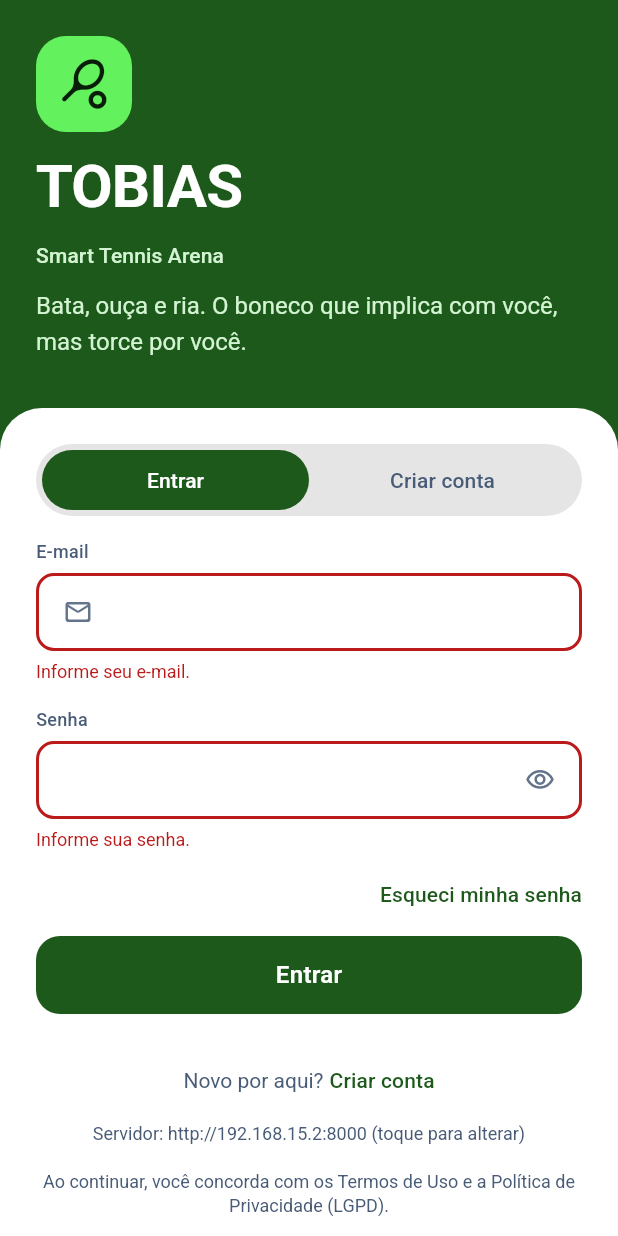
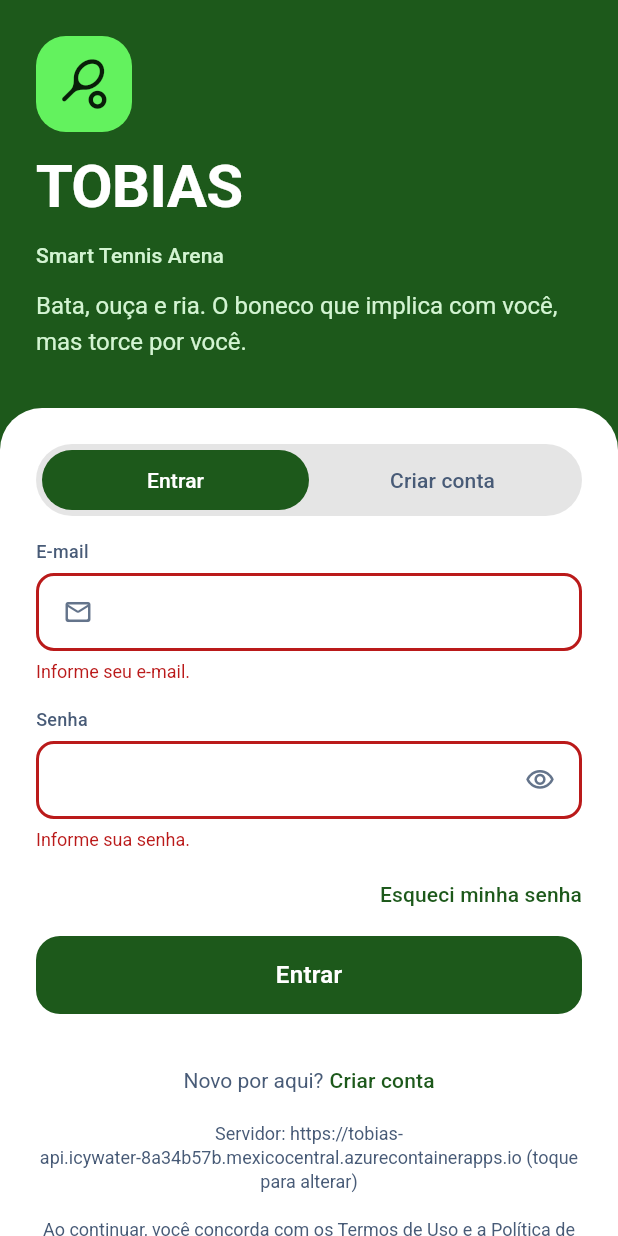
Before and after one commit to 2026-2-NCC6/Projeto12, a Flutter app: the screen it shows after launch, after a tap on "Entrar", on a phone screen of 412 x 824 dp. Run offline on Flutter 3.47's test engine with Material 3 defaults, Android fonts, the phone set to English and light mode, and no system bars; our stand-ins replace flutter_blue_plus, go_router, image_picker, shared_preferences; network calls fail.

Commit message:
Configurando Azure

```diff
--- a/src/entrega_2/mobile/lib/data/api_client.dart
+++ b/src/entrega_2/mobile/lib/data/api_client.dart
@@ -89,6 +89,14 @@ class ApiClient {
   final http.Client _http;
 
   Uri _uri(String caminho) => Uri.parse('${ApiConfig.baseUrl}$caminho');
+
+  /// GET /health só para acordar a API (que dorme quando ociosa). Ignora
+  /// qualquer resultado ou erro; chame sem `await` para não bloquear a UI.
+  Future<void> acordarApi() async {
+    try {
+      await _http.get(_uri('/health')).timeout(ApiConfig.timeout);
+    } catch (_) {}
+  }
 
   /// POST /v1/auth/cadastro → 201 com o usuário criado. [dataNascimento]
   /// vai como AAAA-MM-DD; [perfil] é casual, iniciante ou infantil.
--- a/src/entrega_2/mobile/lib/data/api_config.dart
+++ b/src/entrega_2/mobile/lib/data/api_config.dart
@@ -1,20 +1,25 @@
-import 'package:flutter/foundation.dart';
 import 'package:shared_preferences/shared_preferences.dart';
 
 /// Configuração de acesso à API (FastAPI).
 ///
-/// - Web: localhost
-/// - Celular Android: IP local da máquina na rede Wi-Fi (ex: 192.168.15.2:8000)
+/// A URL padrão é a API hospedada no Azure. Para apontar para outro servidor
+/// (ex.: desenvolvimento local), passe-a na compilação:
+///
+///   flutter run --dart-define=API_BASE_URL=http://localhost:8000
+///
+/// Também é possível sobrescrevê-la em tempo de execução pela tela de login
+/// (fica salva em SharedPreferences).
 abstract final class ApiConfig {
-  static const _webUrl = 'http://localhost:8000';
-  static const _defaultAndroidUrl = 'http://192.168.15.2:8000';
+  static const _defaultUrl = String.fromEnvironment(
+    'API_BASE_URL',
+    defaultValue:
+        'https://tobias-api.icywater-8a34b57b.mexicocentral.azurecontainerapps.io',
+  );
 
   static String _overrideUrl = '';
 
-  static String get baseUrl {
-    if (_overrideUrl.isNotEmpty) return _overrideUrl;
-    return kIsWeb ? _webUrl : _defaultAndroidUrl;
-  }
+  static String get baseUrl =>
+      _overrideUrl.isNotEmpty ? _overrideUrl : _defaultUrl;
 
   static set baseUrl(String url) {
     _overrideUrl = url;
@@ -23,10 +28,15 @@ abstract final class ApiConfig {
   static Future<void> carregarConfig() async {
     try {
       final prefs = await SharedPreferences.getInstance();
-      final salvo = prefs.getString('api_base_url');
-      if (salvo != null && salvo.isNotEmpty) {
-        _overrideUrl = salvo;
+      final salvo = prefs.getString('api_base_url')?.trim();
+      if (salvo == null || salvo.isEmpty) return;
+      // URLs http:// salvas (ex.: IP local antigo) não funcionam mais, pois o
+      // Android bloqueia tráfego sem TLS: descarta e volta para a padrão.
+      if (salvo.toLowerCase().startsWith('http://')) {
+        await prefs.remove('api_base_url');
+        return;
       }
+      _overrideUrl = salvo;
     } catch (_) {}
   }
 
@@ -38,6 +48,7 @@ abstract final class ApiConfig {
     } catch (_) {}
   }
 
-  /// Tempo máximo de espera por uma resposta da API.
-  static const timeout = Duration(seconds: 10);
+  /// Tempo máximo de espera por uma resposta da API. A API dorme quando fica
+  /// ociosa e a primeira requisição pode levar até ~30 s para acordá-la.
+  static const timeout = Duration(seconds: 45);
 }
--- a/src/entrega_2/mobile/lib/main.dart
+++ b/src/entrega_2/mobile/lib/main.dart
@@ -1,12 +1,17 @@
+import 'dart:async';
+
 import 'package:flutter/material.dart';
 import 'package:flutter/services.dart';
 
 import 'app.dart';
+import 'data/api_client.dart';
 import 'data/api_config.dart';
 
 Future<void> main() async {
   WidgetsFlutterBinding.ensureInitialized();
   await ApiConfig.carregarConfig();
+  // Acorda a API em segundo plano enquanto o usuário digita o login.
+  unawaited(ApiClient().acordarApi());
   // Desenha atrás das barras do sistema; cada tela define a cor dos ícones.
   SystemChrome.setEnabledSystemUIMode(SystemUiMode.edgeToEdge);
   SystemChrome.setPreferredOrientations([DeviceOrientation.portraitUp]);
--- a/src/entrega_2/mobile/lib/screens/auth/login_screen.dart
+++ b/src/entrega_2/mobile/lib/screens/auth/login_screen.dart
@@ -96,7 +96,7 @@ class _LoginScreenState extends State<LoginScreen> {
         content: TextField(
           controller: c,
           decoration: const InputDecoration(
-            hintText: 'http://192.168.15.2:8000',
+            hintText: 'https://…',
             labelText: 'URL da API',
           ),
         ),
```
Also changed, not shown: 1 other file.
